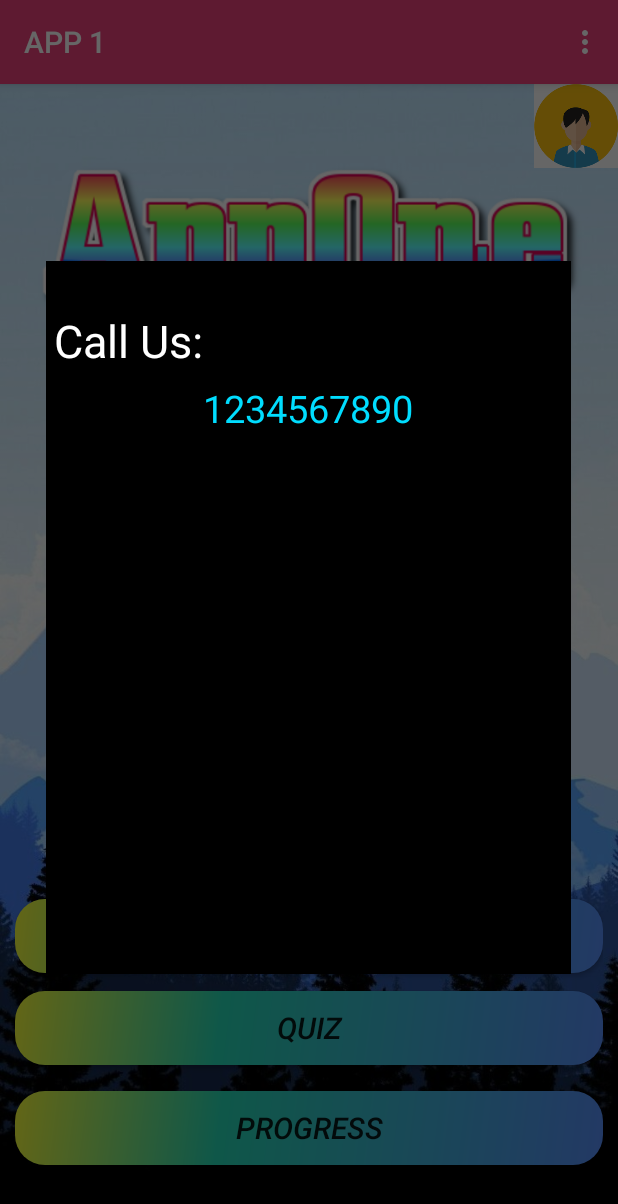
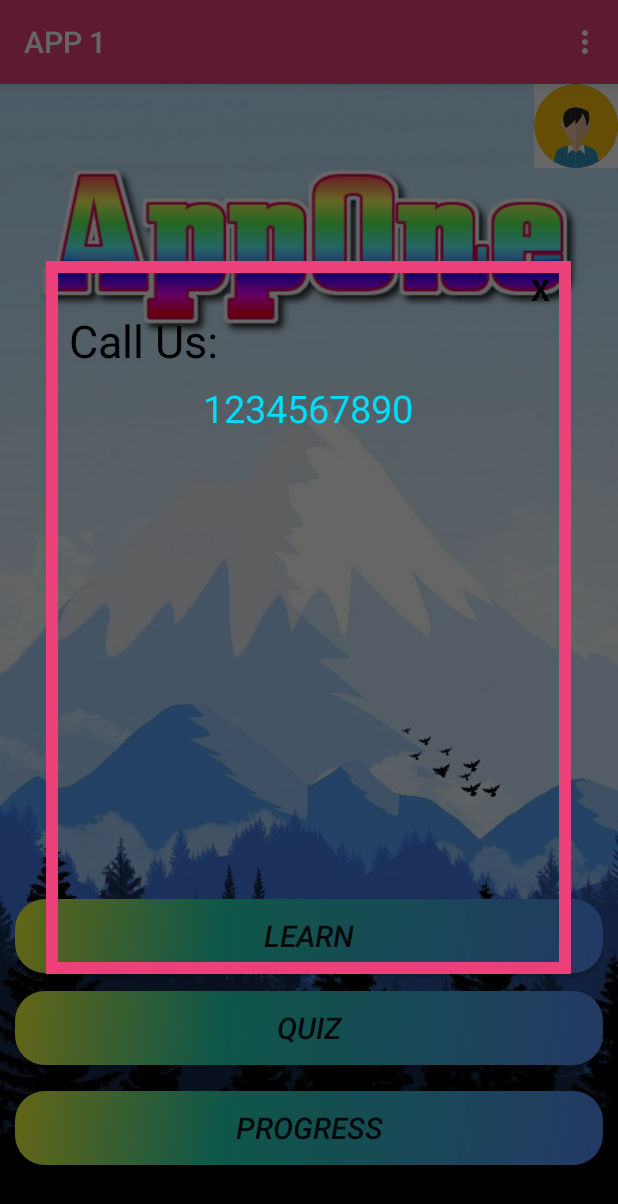
Before and after one commit to Smartboss18/APP1, an Android app: the screen it shows after launch (MainActivity), in the options menu, after a tap on "About Us", on a phone screen of 412 x 824 dp. Shown: the top 1204 px of the screen. Run offline under Robolectric (Android 15) with nearby library versions, the phone set to English and light mode, and no system bars; our stand-ins replace Firebase (no records; nobody signed in at launch, a user with empty details on screens opened directly); libraries missing offline, so code that uses them is left out: android.support.constraint, com.firebase.ui; 2 statements that could not run were skipped.

Commit message:
Border in Diolog

```diff
--- /dev/null
+++ b/app/src/main/res/drawable/border.xml
@@ -0,0 +1,8 @@
+<?xml version="1.0" encoding="utf-8"?>
+<shape xmlns:android="http://schemas.android.com/apk/res/android"
+    android:shape="rectangle">
+    <stroke
+        android:width="8dp"
+        android:color="@color/colorPrimary" />
+
+</shape>
--- a/app/src/main/res/layout/activity_progress.xml
+++ b/app/src/main/res/layout/activity_progress.xml
@@ -25,9 +25,10 @@
                 android:layout_marginRight="8dp"
                 android:layout_marginStart="8dp"
                 android:layout_marginTop="8dp"
+                android:gravity="center"
                 android:text="PROGRESS"
                 android:textColor="@android:color/holo_red_light"
-                android:textSize="75sp"
+                android:textSize="60sp"
                 app:layout_constraintBottom_toTopOf="@+id/constraintLayout"
                 app:layout_constraintEnd_toEndOf="parent"
                 app:layout_constraintStart_toStartOf="parent"
@@ -41,7 +42,7 @@
                 android:layout_marginLeft="8dp"
                 android:layout_marginRight="8dp"
                 android:layout_marginStart="8dp"
-                android:layout_marginTop="8dp"
+                android:layout_marginTop="28dp"
                 android:gravity="left|center"
                 android:textColor="@android:color/white"
                 android:textSize="40dp"
--- a/app/src/main/res/layout/dialogue_box.xml
+++ b/app/src/main/res/layout/dialogue_box.xml
@@ -4,7 +4,7 @@
     android:layout_width="350dp"
     android:layout_height="475dp"
     android:layout_gravity="center"
-    android:background="@color/common_google_signin_btn_text_dark_focused"
+    android:background="@drawable/border"
     android:orientation="vertical"
     android:padding="5dp">
 
@@ -15,16 +15,17 @@
         android:layout_gravity="end"
         android:gravity="center"
         android:text="X"
+        android:textColor="@android:color/black"
         android:textSize="20sp"
-        android:textStyle="bold"
-        tools:textColor="@android:color/white" />
+        android:textStyle="bold" />
 
     <TextView
         android:id="@+id/textViewD"
         android:layout_width="match_parent"
         android:layout_height="wrap_content"
+        android:paddingLeft="10dp"
         android:text="Call Us:"
-        android:textColor="@android:color/white"
+        android:textColor="@android:color/black"
         android:textSize="30sp" />
 
     <TextView
```
